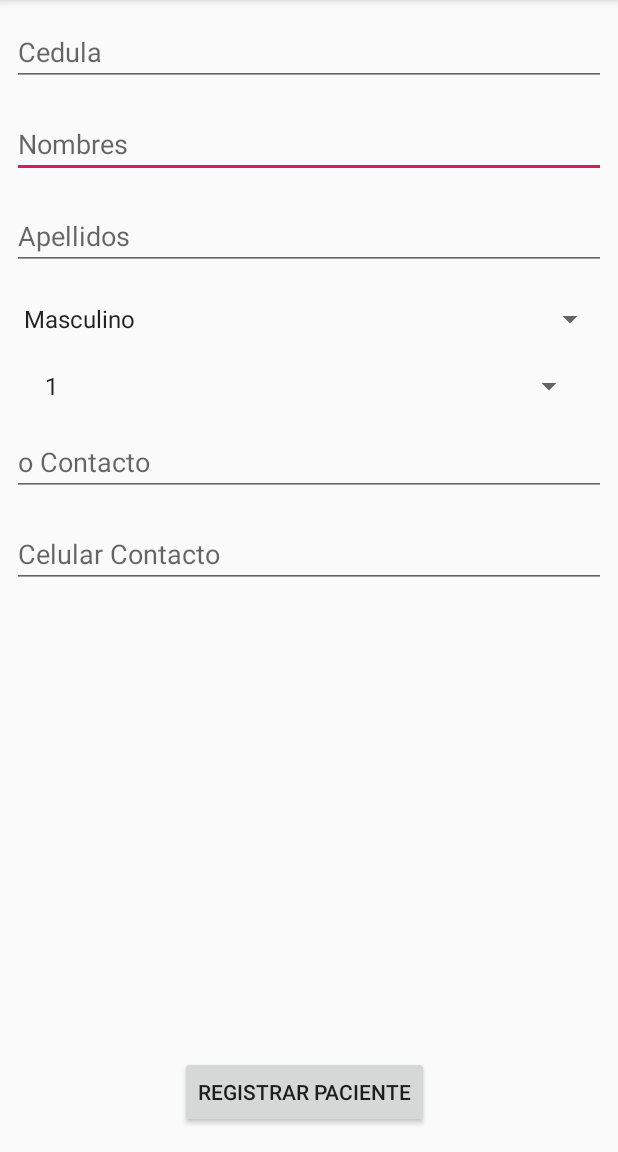
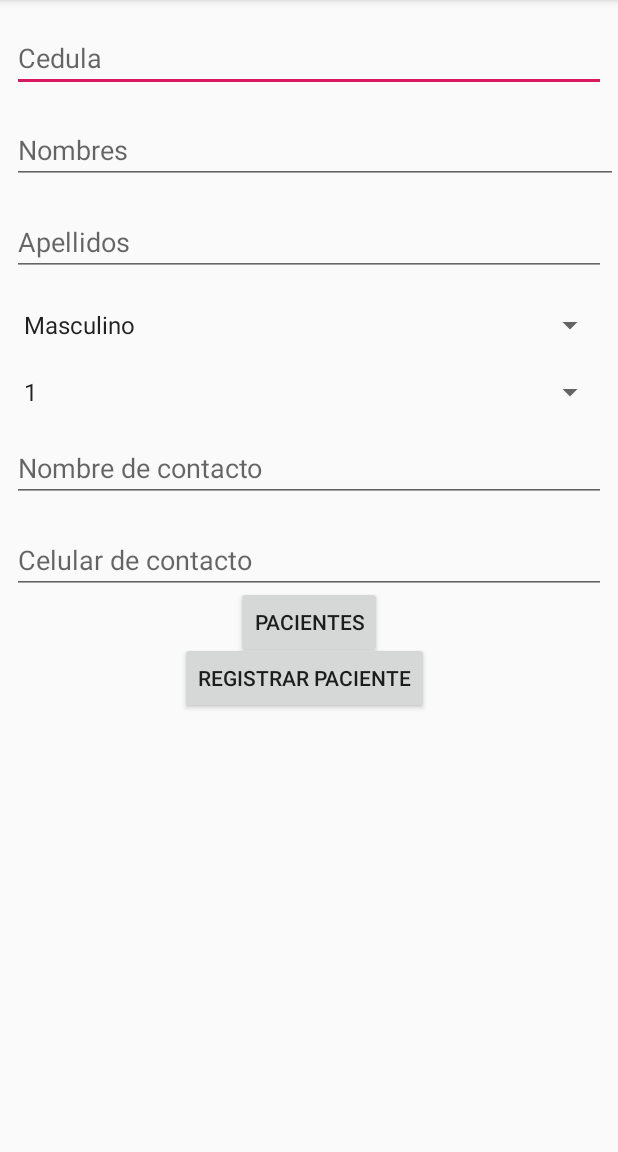
Before and after one commit to pierre-chavez/AppTesis, an Android app: the screen it shows after launch (Registro), on a phone screen of 412 x 824 dp, the part 84-1236 px from its top. Run offline under Robolectric (Android 15) with nearby library versions, the phone set to English and light mode, and no system bars; our stand-ins replace Firebase (no records; nobody signed in at launch, a user with empty details on screens opened directly).

Commit message:
Reporte pacientes

```diff
--- a/app/src/main/java/com/example/uees2/myapplication/Registro.java
+++ b/app/src/main/java/com/example/uees2/myapplication/Registro.java
@@ -1,5 +1,6 @@
 package com.example.uees2.myapplication;
 
+import android.content.Intent;
 import android.support.v7.app.AppCompatActivity;
 import android.os.Bundle;
 import android.text.TextUtils;
@@ -22,6 +23,7 @@ public class Registro extends AppCompatActivity {
     EditText editTextCedula, editTextNombres, editTextApellidos, editTextNombreContato, editTextCelularContacto;
     Spinner spinnerGenero,spinnerHabitacion;
     Button buttonRegistrar;
+    Button buttonPacientes;
 
     DatabaseReference databasePacientes;
 
@@ -41,6 +43,7 @@ public class Registro extends AppCompatActivity {
         spinnerGenero = findViewById(R.id.spinnerGenero);
         spinnerHabitacion = findViewById(R.id.spinnerHabitacion);
         buttonRegistrar = findViewById(R.id.buttonRegistrar);
+        buttonPacientes = findViewById(R.id.buttonPacientes);
 
 
         buttonRegistrar.setOnClickListener(new View.OnClickListener() {
@@ -48,6 +51,13 @@ public class Registro extends AppCompatActivity {
             public void onClick(View v) {
 
                 RegistrarPaciente();
+            }
+        });
+        buttonPacientes.setOnClickListener(new View.OnClickListener() {
+            @Override
+            public void onClick(View v) {
+                Intent intent = new Intent(Registro.this, Pacientes.class);
+                startActivity(intent);
             }
         });
 
--- a/app/src/main/res/layout/activity_registro.xml
+++ b/app/src/main/res/layout/activity_registro.xml
@@ -1,28 +1,18 @@
 <?xml version="1.0" encoding="utf-8"?>
+
+<ScrollView xmlns:android="http://schemas.android.com/apk/res/android"
+    xmlns:app="http://schemas.android.com/apk/res-auto"
+    xmlns:tools="http://schemas.android.com/tools"
+    android:layout_width="match_parent"
+    android:layout_height="match_parent"
+    android:fillViewport="true">
+
     <android.support.constraint.ConstraintLayout xmlns:android="http://schemas.android.com/apk/res/android"
         xmlns:app="http://schemas.android.com/apk/res-auto"
         xmlns:tools="http://schemas.android.com/tools"
         android:layout_width="match_parent"
         android:layout_height="match_parent"
         tools:context=".Registro">
-
-    <EditText
-        android:id="@+id/editTextNombre"
-        android:layout_width="0dp"
-        android:layout_height="wrap_content"
-        android:layout_marginStart="8dp"
-        android:layout_marginLeft="8dp"
-        android:layout_marginTop="16dp"
-        android:layout_marginEnd="8dp"
-        android:layout_marginRight="8dp"
-        android:ems="10"
-        android:hint="Nombres"
-        android:inputType="textPersonName"
-        app:layout_constraintEnd_toEndOf="parent"
-        app:layout_constraintHorizontal_bias="1.0"
-        app:layout_constraintStart_toStartOf="parent"
-        app:layout_constraintTop_toBottomOf="@+id/editTextCedula"
-        tools:ignore="MissingConstraints" />
 
         <EditText
             android:id="@+id/editTextApellidos"
@@ -37,9 +27,27 @@
             android:hint="Apellidos"
             android:inputType="textPersonName"
             app:layout_constraintEnd_toEndOf="parent"
+            app:layout_constraintHorizontal_bias="1.0"
             app:layout_constraintStart_toStartOf="parent"
             app:layout_constraintTop_toBottomOf="@+id/editTextNombre"
             tools:ignore="MissingConstraints" />
+
+        <EditText
+            android:id="@+id/editTextCedula"
+            android:layout_width="match_parent"
+            android:layout_height="wrap_content"
+            android:layout_marginStart="8dp"
+            android:layout_marginLeft="8dp"
+            android:layout_marginTop="16dp"
+            android:layout_marginEnd="8dp"
+            android:layout_marginRight="8dp"
+            android:ems="10"
+            android:hint="Cedula"
+            android:inputType="textPersonName"
+            app:layout_constraintEnd_toEndOf="parent"
+            app:layout_constraintHorizontal_bias="0.0"
+            app:layout_constraintStart_toStartOf="parent"
+            app:layout_constraintTop_toTopOf="parent" />
 
         <Spinner
             android:id="@+id/spinnerGenero"
@@ -57,6 +65,21 @@
             tools:ignore="MissingConstraints" />
 
         <EditText
+            android:id="@+id/editTextNombre"
+            android:layout_width="match_parent"
+            android:layout_height="wrap_content"
+            android:layout_marginStart="8dp"
+            android:layout_marginLeft="8dp"
+            android:layout_marginTop="16dp"
+            android:ems="10"
+            android:hint="Nombres"
+            android:inputType="textPersonName"
+            app:layout_constraintEnd_toEndOf="parent"
+            app:layout_constraintStart_toStartOf="parent"
+            app:layout_constraintTop_toBottomOf="@+id/editTextCedula"
+            tools:ignore="MissingConstraints" />
+
+        <EditText
             android:id="@+id/editTextCelularContacto"
             android:layout_width="0dp"
             android:layout_height="wrap_content"
@@ -66,7 +89,7 @@
             android:layout_marginEnd="8dp"
             android:layout_marginRight="8dp"
             android:ems="10"
-        android:hint="Celular Contacto"
+            android:hint="Celular de contacto"
             android:inputType="phone"
             app:layout_constraintEnd_toEndOf="parent"
             app:layout_constraintStart_toStartOf="parent"
@@ -78,14 +101,14 @@
             android:layout_height="wrap_content"
             android:layout_marginStart="139dp"
             android:layout_marginLeft="139dp"
+            android:layout_marginTop="32dp"
             android:layout_marginEnd="157dp"
             android:layout_marginRight="157dp"
-        android:layout_marginBottom="16dp"
             android:text="Registrar Paciente"
-        app:layout_constraintBottom_toBottomOf="parent"
             app:layout_constraintEnd_toEndOf="parent"
             app:layout_constraintHorizontal_bias="0.387"
-        app:layout_constraintStart_toStartOf="parent" />
+            app:layout_constraintStart_toStartOf="parent"
+            app:layout_constraintTop_toBottomOf="@+id/editTextCelularContacto" />
 
         <EditText
             android:id="@+id/editTextNombreContacto"
@@ -97,32 +120,16 @@
             android:layout_marginEnd="8dp"
             android:layout_marginRight="8dp"
             android:ems="10"
-        android:hint="o Contacto"
+            android:hint="Nombre de contacto"
             android:inputType="textPersonName"
             app:layout_constraintEnd_toEndOf="parent"
             app:layout_constraintHorizontal_bias="0.0"
             app:layout_constraintStart_toStartOf="parent"
             app:layout_constraintTop_toBottomOf="@+id/spinnerHabitacion" />
 
-    <EditText
-        android:id="@+id/editTextCedula"
-        android:layout_width="0dp"
-        android:layout_height="41dp"
-        android:layout_marginStart="8dp"
-        android:layout_marginLeft="8dp"
-        android:layout_marginTop="16dp"
-        android:layout_marginEnd="8dp"
-        android:layout_marginRight="8dp"
-        android:ems="10"
-        android:hint="Cedula"
-        android:inputType="textPersonName"
-        app:layout_constraintEnd_toEndOf="parent"
-        app:layout_constraintStart_toStartOf="parent"
-        app:layout_constraintTop_toTopOf="parent" />
-
         <Spinner
             android:id="@+id/spinnerHabitacion"
-        android:layout_width="368dp"
+            android:layout_width="0dp"
             android:layout_height="wrap_content"
             android:layout_marginStart="8dp"
             android:layout_marginLeft="8dp"
@@ -133,5 +140,21 @@
             app:layout_constraintEnd_toEndOf="parent"
             app:layout_constraintStart_toStartOf="parent"
             app:layout_constraintTop_toBottomOf="@+id/spinnerGenero" />
+        <Button
+            android:id="@+id/buttonPacientes"
+            android:layout_width="wrap_content"
+            android:layout_height="wrap_content"
+            android:layout_marginStart="148dp"
+            android:layout_marginLeft="148dp"
+            android:layout_marginTop="6dp"
+            android:layout_marginEnd="148dp"
+            android:layout_marginRight="148dp"
+            android:layout_marginBottom="1dp"
+            android:text="Pacientes"
+            app:layout_constraintBottom_toTopOf="@+id/buttonRegistrar"
+            app:layout_constraintEnd_toEndOf="parent"
+            app:layout_constraintStart_toStartOf="parent"
+            app:layout_constraintTop_toBottomOf="@+id/editTextCelularContacto" />
+    </android.support.constraint.ConstraintLayout>
 
-</android.support.constraint.ConstraintLayout>
+</ScrollView>
```
Also changed, not shown: app/src/main/AndroidManifest.xml (+6 -5 lines), app/src/main/java/com/example/uees2/myapplication/ListaPaciente.java (added, +13 -0 lines), app/src/main/java/com/example/uees2/myapplication/PacienteLista.java (added, +45 -0 lines), app/src/main/java/com/example/uees2/myapplication/Pacientes.java (added, +56 -0 lines), app/src/main/res/layout/activity_lista_paciente.xml (added, +49 -0 lines), app/src/main/res/layout/activity_pacientes.xml (added, +22 -0 lines). Lines whose indentation alone changed are shown as unchanged.
